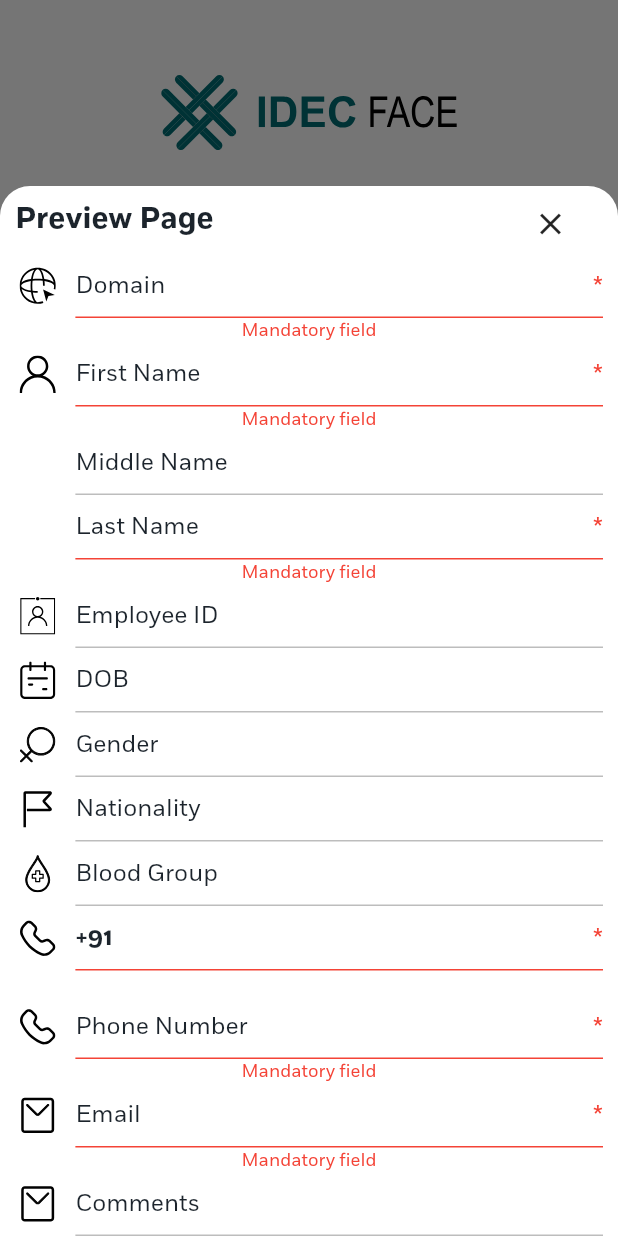
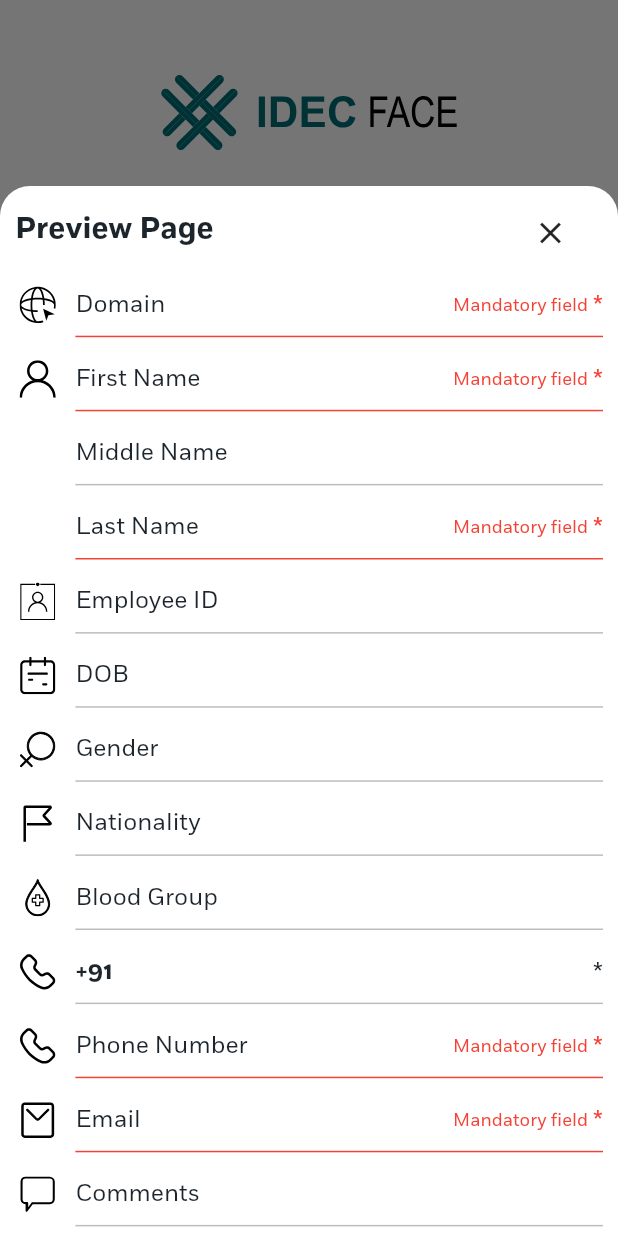
Before and after one commit to noeljolly09/idec_face, a Flutter app: the RegistrationPage screen opened by its route, after a tap on an icon or button, on a phone screen of 412 x 824 dp. Run offline on Flutter 3.47's test engine with Material 2 defaults, Android fonts, the light colour scheme and no system bars; drawn by our look-alikes of smooth_page_indicator; our stand-ins replace connectivity, dio, flutter_riverpod, flutter_spinkit, flutter_svg, google_nav_bar and 2 more; missing offline and left inert: country_list_pick, drop_down_list.

Commit message:
added comments box

```diff
--- a/lib/main.dart
+++ b/lib/main.dart
@@ -27,6 +27,12 @@
       debugShowCheckedModeBanner: false,
       theme: ThemeData(
         fontFamily: "Fort",
+
+        appBarTheme: const AppBarTheme(
+          centerTitle: true,
+        ),
+        cardTheme: CardTheme(),
+        floatingActionButtonTheme: FloatingActionButtonThemeData(),
 //
         primaryColor: const Color(0xFF006e74), //custom teal
         primarySwatch: Colors.teal, // material teal
--- a/lib/screens/registration/widgets/contact_data.dart
+++ b/lib/screens/registration/widgets/contact_data.dart
@@ -46,7 +46,7 @@
             crossAxisAlignment: CrossAxisAlignment.center,
             children: [
               SizedBox(
-                height: MediaQuery.of(context).size.height / 1.8,
+                height: MediaQuery.of(context).size.height / 2,
                 width: MediaQuery.of(context).size.width - 41.4285,
                 child: Column(
                   children: [
@@ -130,12 +130,23 @@
                             ),
                             controller: commentController,
                             decoration: InputDecoration(
-                                labelText: "Comments",
+                                label: const Text("Comments"),
                                 labelStyle: TextStyle(
                                     color: AppConstants.labeltextgrey),
                                 floatingLabelStyle: const TextStyle(
                                     color: AppConstants.customblack),
-                                contentPadding: const EdgeInsets.all(5),
+                                contentPadding:
+                                    const EdgeInsets.only(bottom: 5),
+                                prefixIconConstraints: const BoxConstraints(
+                                    maxHeight: 30, maxWidth: 30),
+                                prefixIcon: Container(
+                                  margin: const EdgeInsets.all(2),
+                                  child: SvgPicture.asset(
+                                    "assets/svg/comments.svg",
+                                    color: AppConstants.customblack,
+                                    alignment: Alignment.center,
+                                  ),
+                                ),
                                 enabledBorder: const UnderlineInputBorder(
                                   borderSide: BorderSide(color: Colors.grey),
                                 ),
@@ -145,6 +156,7 @@
                                 )),
                             keyboardType: TextInputType.multiline,
                             textInputAction: TextInputAction.done,
+                            textAlign: TextAlign.start,
                             maxLines: 3,
                           )
                         ],
--- a/lib/screens/registration/widgets/preview_dialog.dart
+++ b/lib/screens/registration/widgets/preview_dialog.dart
@@ -116,7 +116,7 @@
                       controllertext: email.text,
                     ),
                     PreviewText(
-                      assetName: "assets/svg/email.svg",
+                      assetName: "assets/svg/comments.svg",
                       titletext: "Comments",
                       controllertext: comments.text,
                     ),
--- a/lib/screens/registration/widgets/validation/validation_dialog.dart
+++ b/lib/screens/registration/widgets/validation/validation_dialog.dart
@@ -120,6 +120,7 @@
                       controllertext: blood.text,
                     ),
                     ValidationText(
+                      isValidated: true,
                       assetName: "assets/svg/phone.svg",
                       titletext: "Country Code",
                       controllertext: code!.dialCode.toString(),
@@ -139,7 +140,7 @@
                       controllertext: email.text,
                     ),
                     PreviewText(
-                      assetName: "assets/svg/email.svg",
+                      assetName: "assets/svg/comments.svg",
                       titletext: "Comments",
                       controllertext: comments.text,
                     ),
--- a/lib/screens/registration/widgets/validation/validation_text.dart
+++ b/lib/screens/registration/widgets/validation/validation_text.dart
@@ -22,9 +22,8 @@
 
   @override
   Widget build(BuildContext context) {
-    return Column(
-      mainAxisAlignment: MainAxisAlignment.start,
-      crossAxisAlignment: CrossAxisAlignment.start,
+    return Stack(
+      alignment: Alignment.center,
       children: [
         Row(
           children: [
@@ -91,9 +90,9 @@
           ],
         ),
         Container(
-          margin: const EdgeInsets.only(left: 10),
+          margin: const EdgeInsets.only(left: 10, right: 10),
           child: Align(
-              alignment: Alignment.bottomCenter,
+              alignment: Alignment.centerRight,
               child: isValidated!
                   ? null
                   : Text(
```
Also changed, not shown: lib/custom_widgets/custom_selection.dart (+27 -1 lines), assets/svg/comments.svg (added), lib/screens/registration/registration_screen.dart (line endings or trailing spaces).
